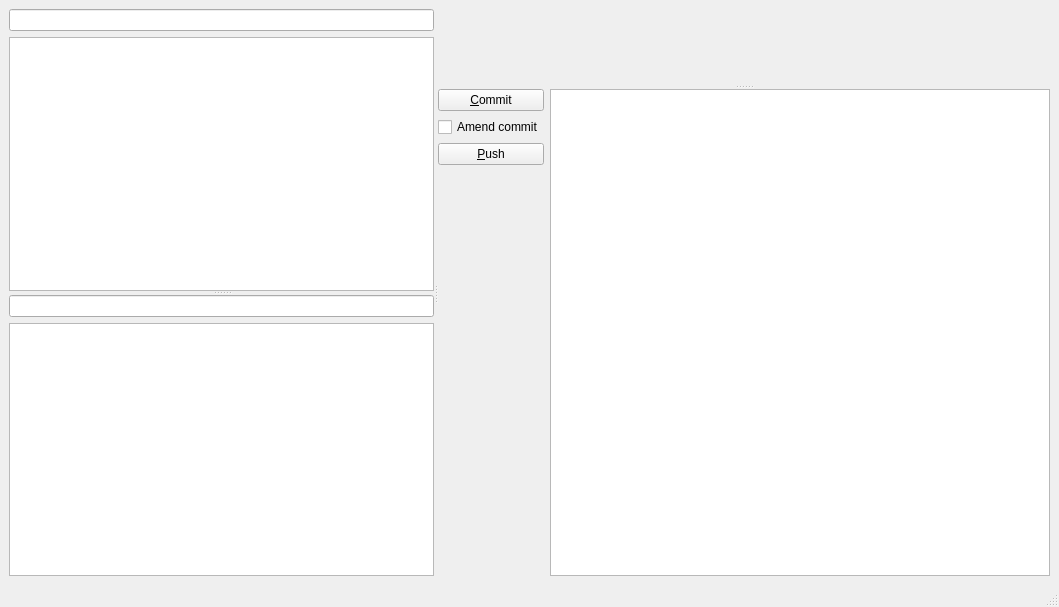
First picture: the form in qgitc/commitwindow.ui, repository timxx/qgitc, before the edit.
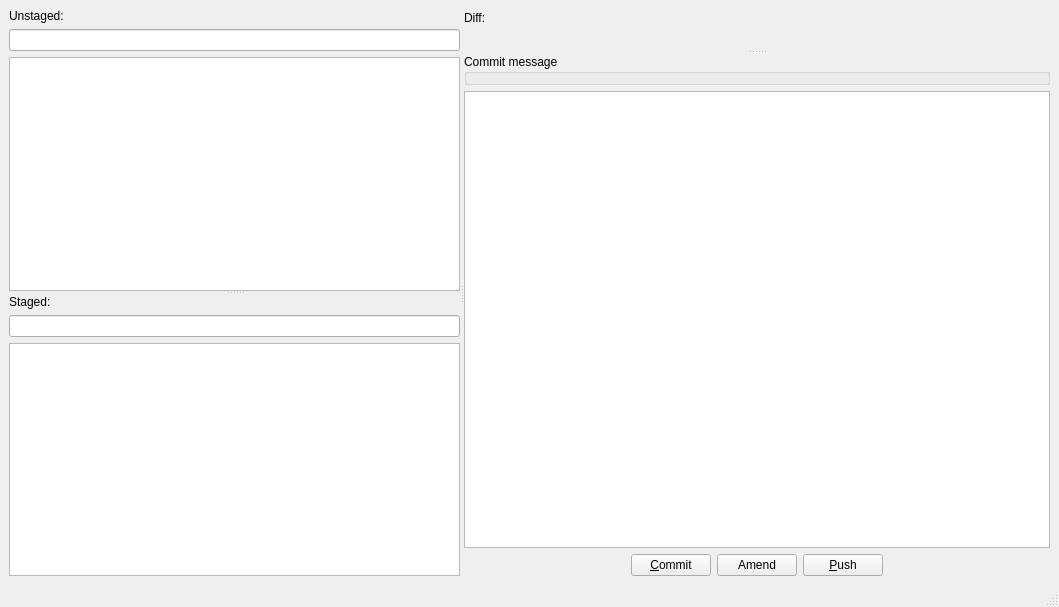
Second picture: the form after the edit. Custom widgets are drawn as their Qt base class.

The edit to the form file:
```diff
--- a/qgitc/commitwindow.ui
+++ b/qgitc/commitwindow.ui
@@ -26,6 +26,20 @@
        </property>
        <widget class="QWidget" name="verticalLayoutWidget">
         <layout class="QVBoxLayout" name="verticalLayout">
+         <item>
+          <layout class="QHBoxLayout" name="horizontalLayout_4">
+           <item>
+            <widget class="QLabel" name="label_3">
+             <property name="text">
+              <string>Unstaged:</string>
+             </property>
+            </widget>
+           </item>
+           <item>
+            <widget class="QtWaitingSpinner" name="spinnerUnstaged" native="true"/>
+           </item>
+          </layout>
+         </item>
          <item>
           <widget class="QLineEdit" name="leFilterFiles"/>
          </item>
@@ -36,6 +50,13 @@
        </widget>
        <widget class="QWidget" name="verticalLayoutWidget_2">
         <layout class="QVBoxLayout" name="verticalLayout_2">
+         <item>
+          <widget class="QLabel" name="label">
+           <property name="text">
+            <string>Staged:</string>
+           </property>
+          </widget>
+         </item>
          <item>
           <widget class="QLineEdit" name="leFilterStaged"/>
          </item>
@@ -49,11 +70,57 @@
        <property name="orientation">
         <enum>Qt::Orientation::Vertical</enum>
        </property>
-       <widget class="PatchViewer" name="viewer" native="true"/>
+       <widget class="QWidget" name="verticalLayoutWidget_3">
+        <layout class="QVBoxLayout" name="verticalLayout_7">
+         <item>
+          <layout class="QHBoxLayout" name="horizontalLayout_3">
+           <item>
+            <widget class="QLabel" name="label_2">
+             <property name="text">
+              <string>Diff:</string>
+             </property>
+            </widget>
+           </item>
+           <item>
+            <widget class="QtWaitingSpinner" name="spinnerDiff" native="true"/>
+           </item>
+          </layout>
+         </item>
+         <item>
+          <widget class="PatchViewer" name="viewer" native="true"/>
+         </item>
+        </layout>
+       </widget>
        <widget class="QWidget" name="horizontalLayoutWidget">
-        <layout class="QHBoxLayout" name="horizontalLayout">
+        <layout class="QVBoxLayout" name="verticalLayout_4">
          <item>
-          <layout class="QVBoxLayout" name="verticalLayout_3">
+          <widget class="QGroupBox" name="groupBox">
+           <property name="title">
+            <string>Commit message</string>
+           </property>
+           <property name="flat">
+            <bool>true</bool>
+           </property>
+          </widget>
+         </item>
+         <item>
+          <widget class="QPlainTextEdit" name="teMessage"/>
+         </item>
+         <item>
+          <layout class="QHBoxLayout" name="horizontalLayout">
+           <item>
+            <spacer name="horizontalSpacer">
+             <property name="orientation">
+              <enum>Qt::Orientation::Horizontal</enum>
+             </property>
+             <property name="sizeHint" stdset="0">
+              <size>
+               <width>40</width>
+               <height>20</height>
+              </size>
+             </property>
+            </spacer>
+           </item>
            <item>
             <widget class="QPushButton" name="btnCommit">
              <property name="text">
@@ -62,9 +129,9 @@
             </widget>
            </item>
            <item>
-            <widget class="QCheckBox" name="cbAmend">
+            <widget class="QPushButton" name="btnAmend">
              <property name="text">
-              <string>Amend commit</string>
+              <string>Amend</string>
              </property>
             </widget>
            </item>
@@ -76,23 +143,20 @@
             </widget>
            </item>
            <item>
-            <spacer name="verticalSpacer">
+            <spacer name="horizontalSpacer_2">
              <property name="orientation">
-              <enum>Qt::Orientation::Vertical</enum>
+              <enum>Qt::Orientation::Horizontal</enum>
              </property>
              <property name="sizeHint" stdset="0">
               <size>
-               <width>20</width>
-               <height>40</height>
+               <width>40</width>
+               <height>20</height>
               </size>
              </property>
             </spacer>
            </item>
           </layout>
          </item>
-         <item>
-          <widget class="QPlainTextEdit" name="teMessage"/>
-         </item>
         </layout>
        </widget>
       </widget>
@@ -119,6 +183,12 @@
    <header>patchviewer.h</header>
    <container>1</container>
   </customwidget>
+  <customwidget>
+   <class>QtWaitingSpinner</class>
+   <extends>QWidget</extends>
+   <header>waitingspinnerwidget.h</header>
+   <container>1</container>
+  </customwidget>
  </customwidgets>
  <resources/>
  <connections/>
```
